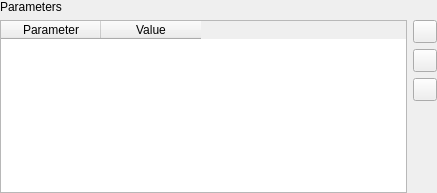
The window that src/terralib/qt/widgets/utils/ui/ParameterTableWidgetForm.ui (claudiobogossian/terralib5) describes before a commit, drawn with Qt 5.
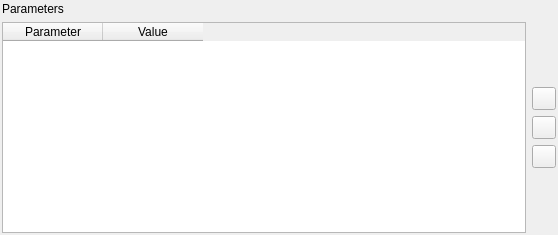
The same window after the commit.

Commit message: added new qt widget and change others layout widgets

Diff of the .ui file:
```diff
--- a/src/terralib/qt/widgets/utils/ui/ParameterTableWidgetForm.ui
+++ b/src/terralib/qt/widgets/utils/ui/ParameterTableWidgetForm.ui
@@ -6,27 +6,29 @@
    <rect>
     <x>0</x>
     <y>0</y>
-    <width>437</width>
-    <height>193</height>
+    <width>558</width>
+    <height>235</height>
    </rect>
   </property>
   <property name="windowTitle">
    <string>Form</string>
   </property>
-  <layout class="QVBoxLayout" name="verticalLayout_2" stretch="0,1">
+  <layout class="QGridLayout" name="gridLayout_4">
    <property name="margin">
-    <number>0</number>
+    <number>2</number>
    </property>
-   <item>
+   <item row="0" column="0">
+    <layout class="QGridLayout" name="gridLayout_3">
+     <item row="0" column="0">
+      <layout class="QGridLayout" name="gridLayout">
+       <item row="0" column="0">
     <widget class="QLabel" name="label_11">
      <property name="text">
       <string>Parameters</string>
      </property>
     </widget>
    </item>
-   <item>
-    <layout class="QHBoxLayout" name="horizontalLayout" stretch="1,0">
-     <item>
+       <item row="1" column="0">
       <widget class="QTableWidget" name="m_paramTableWidget">
        <property name="alternatingRowColors">
         <bool>true</bool>
@@ -46,8 +48,38 @@
        </column>
       </widget>
      </item>
-     <item>
+      </layout>
+     </item>
+     <item row="0" column="1">
+      <layout class="QGridLayout" name="gridLayout_2">
+       <item row="0" column="0">
+        <widget class="QLabel" name="label">
+         <property name="sizePolicy">
+          <sizepolicy hsizetype="Fixed" vsizetype="Fixed">
+           <horstretch>0</horstretch>
+           <verstretch>0</verstretch>
+          </sizepolicy>
+         </property>
+         <property name="text">
+          <string/>
+         </property>
+        </widget>
+       </item>
+       <item row="1" column="0">
       <layout class="QVBoxLayout" name="verticalLayout">
+         <item>
+          <spacer name="verticalSpacer_2">
+           <property name="orientation">
+            <enum>Qt::Vertical</enum>
+           </property>
+           <property name="sizeHint" stdset="0">
+            <size>
+             <width>20</width>
+             <height>40</height>
+            </size>
+           </property>
+          </spacer>
+         </item>
        <item>
         <widget class="QToolButton" name="m_addItemToolButton">
          <property name="toolTip">
@@ -90,6 +122,8 @@
           </size>
          </property>
         </spacer>
+         </item>
+        </layout>
        </item>
       </layout>
      </item>
```
Lines whose indentation alone changed are shown as unchanged. The commit also changes 7 other files.
